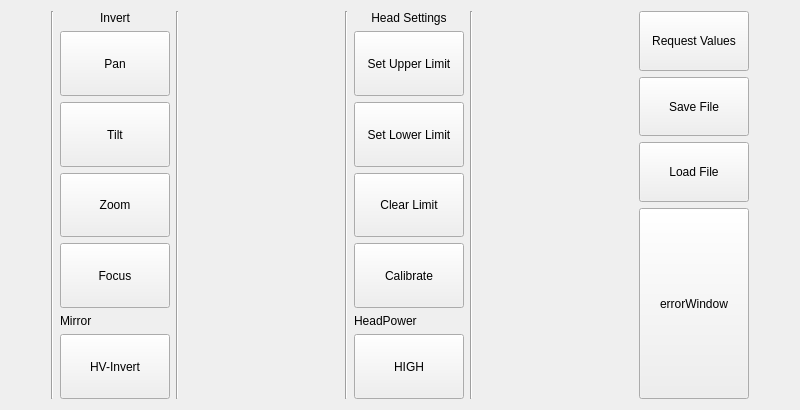
Qt form others.ui (chP6/Konzept_ErstesBeispiel) before a commit.
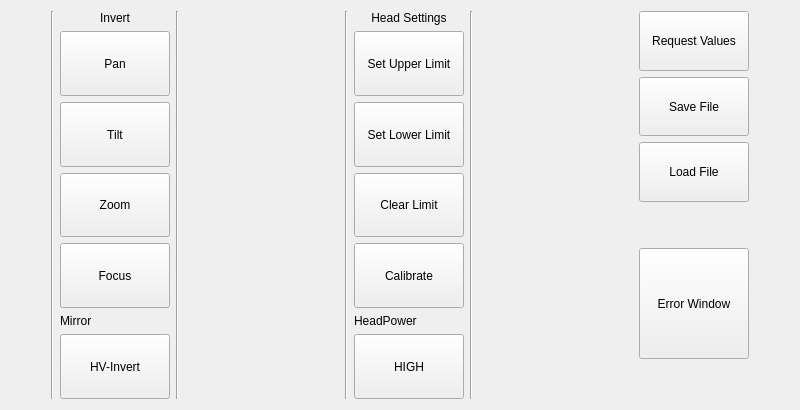
The same form after that commit.

What changed in the file:
```diff
--- a/others.ui
+++ b/others.ui
@@ -14,28 +14,6 @@
    <string>Form</string>
   </property>
   <layout class="QGridLayout" name="gridLayout_3">
-   <item row="1" column="5">
-    <widget class="QPushButton" name="btErrorWindow">
-     <property name="sizePolicy">
-      <sizepolicy hsizetype="Minimum" vsizetype="Preferred">
-       <horstretch>0</horstretch>
-       <verstretch>0</verstretch>
-      </sizepolicy>
-     </property>
-     <property name="minimumSize">
-      <size>
-       <width>110</width>
-       <height>0</height>
-      </size>
-     </property>
-     <property name="focusPolicy">
-      <enum>Qt::NoFocus</enum>
-     </property>
-     <property name="text">
-      <string>errorWindow</string>
-     </property>
-    </widget>
-   </item>
    <item row="0" column="0">
     <spacer name="horizontalSpacer_3">
      <property name="orientation">
@@ -565,6 +543,38 @@
      </property>
     </spacer>
    </item>
+   <item row="1" column="5">
+    <layout class="QVBoxLayout" name="verticalLayout_2">
+     <property name="topMargin">
+      <number>40</number>
+     </property>
+     <property name="bottomMargin">
+      <number>40</number>
+     </property>
+     <item>
+      <widget class="QPushButton" name="btErrorWindow">
+       <property name="sizePolicy">
+        <sizepolicy hsizetype="Minimum" vsizetype="Preferred">
+         <horstretch>0</horstretch>
+         <verstretch>0</verstretch>
+        </sizepolicy>
+       </property>
+       <property name="minimumSize">
+        <size>
+         <width>110</width>
+         <height>0</height>
+        </size>
+       </property>
+       <property name="focusPolicy">
+        <enum>Qt::NoFocus</enum>
+       </property>
+       <property name="text">
+        <string>Error Window</string>
+       </property>
+      </widget>
+     </item>
+    </layout>
+   </item>
   </layout>
  </widget>
  <resources/>
```
